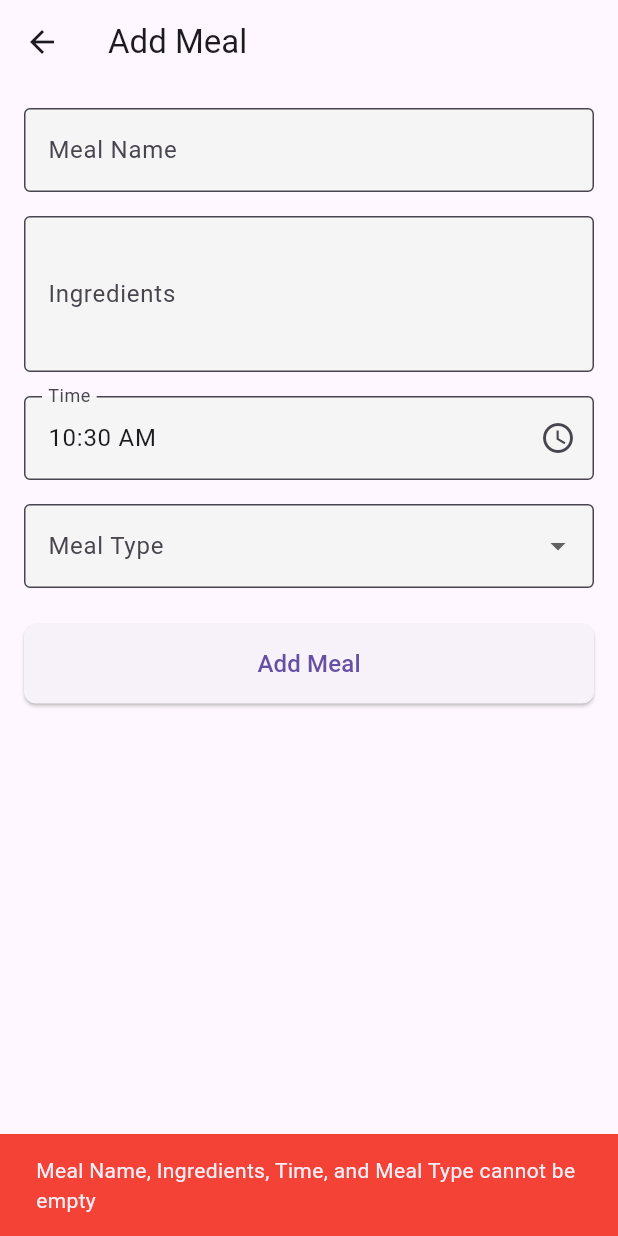
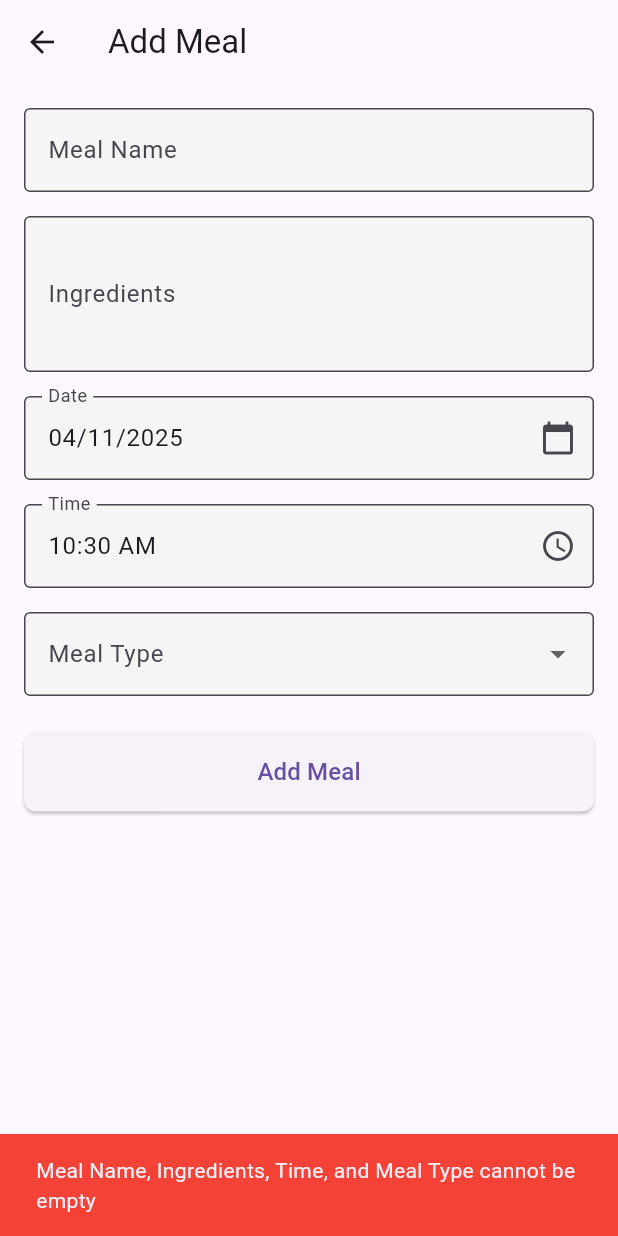
Before and after one commit to ainorjamal/meal_planner, a Flutter app: the AddMealScreen screen opened by its route, after a tap on "Add Meal", on a phone screen of 412 x 824 dp. Run offline on Flutter 3.47's test engine with Material 3 defaults, Android fonts, the light colour scheme and no system bars; our stand-ins replace cloud_firestore, firebase_auth, firebase_core, firebase_storage, fluttertoast, image_picker and 1 more; accounts and stored records are empty; network calls fail.

Commit message:
feat: added date in meal plan

```diff
--- a/lib/pages/home_screen.dart
+++ b/lib/pages/home_screen.dart
@@ -241,6 +241,20 @@ class _HomeScreenState extends State<HomeScreen> {
             final mealType = mealData['mealType'] ?? '';
             final isLogged = mealData['logged'] ?? false;
 
+            // Handle date, which might be a Timestamp or null
+            DateTime? date;
+            if (mealData['date'] != null) {
+              if (mealData['date'] is Timestamp) {
+                date = (mealData['date'] as Timestamp).toDate();
+              }
+            }
+
+            // Format date for display
+            final String dateStr =
+                date != null
+                    ? '${date.month}/${date.day}/${date.year}'
+                    : 'No date';
+
             // Get meal type icon
             IconData mealTypeIcon = _getMealTypeIcon(mealType);
 
@@ -287,12 +301,15 @@ class _HomeScreenState extends State<HomeScreen> {
                       action: SnackBarAction(
                         label: 'Undo',
                         onPressed: () async {
-                          // Attempt to re-add the deleted meal
+                          // Attempt to re-add the deleted meal with date
                           await _firestoreService.addMeal(
                             title: mealData['title'] ?? '',
                             description: mealData['description'] ?? '',
                             time: mealData['time'] ?? '',
                             mealType: mealData['mealType'],
+                            date:
+                                date ??
+                                DateTime.now(), // Use the saved date or default to now
                           );
                         },
                       ),
@@ -317,6 +334,17 @@ class _HomeScreenState extends State<HomeScreen> {
                     SizedBox(height: 4),
                     Row(
                       children: [
+                        Icon(
+                          Icons.calendar_today,
+                          size: 16,
+                          color: Colors.grey,
+                        ),
+                        SizedBox(width: 4),
+                        Text(
+                          dateStr,
+                          style: TextStyle(fontSize: 13, color: Colors.grey),
+                        ),
+                        SizedBox(width: 16),
                         Icon(Icons.access_time, size: 16, color: Colors.grey),
                         SizedBox(width: 4),
                         Text(
@@ -357,8 +385,6 @@ class _HomeScreenState extends State<HomeScreen> {
                   });
                 },
 
-                // Modify the trailing property in your ListTile within the _buildMealList() method
-                // Replace the existing trailing: IconButton(...) with this:
                 trailing: Row(
                   mainAxisSize: MainAxisSize.min,
                   children: [
@@ -374,6 +400,8 @@ class _HomeScreenState extends State<HomeScreen> {
                           'time': time,
                           'mealType': mealType,
                           'logged': isLogged,
+                          'date':
+                              mealData['date'], // Pass the date to the edit screen
                         };
 
                         Navigator.push(
@@ -433,13 +461,16 @@ class _HomeScreenState extends State<HomeScreen> {
                                 action: SnackBarAction(
                                   label: 'Undo',
                                   onPressed: () async {
-                                    // Attempt to re-add the deleted meal
+                                    // Attempt to re-add the deleted meal with date
                                     await _firestoreService.addMeal(
                                       title: mealData['title'] ?? '',
                                       description:
                                           mealData['description'] ?? '',
                                       time: mealData['time'] ?? '',
                                       mealType: mealData['mealType'],
+                                      date:
+                                          date ??
+                                          DateTime.now(), // Use the saved date or default to now
                                     );
                                   },
                                 ),
@@ -564,6 +595,20 @@ class _HomeScreenState extends State<HomeScreen> {
             final mealType = mealData['mealType'] ?? '';
             final isLogged = mealData['logged'] ?? false;
 
+            // Handle date, which might be a Timestamp or null
+            DateTime? date;
+            if (mealData['date'] != null) {
+              if (mealData['date'] is Timestamp) {
+                date = (mealData['date'] as Timestamp).toDate();
+              }
+            }
+
+            // Format date for display
+            final String dateStr =
+                date != null
+                    ? '${date.month}/${date.day}/${date.year}'
+                    : 'No date';
+
             // Get meal type icon
             IconData mealTypeIcon = _getMealTypeIcon(mealType);
 
@@ -580,6 +625,13 @@ class _HomeScreenState extends State<HomeScreen> {
                   SizedBox(height: 4),
                   Row(
                     children: [
+                      Icon(Icons.calendar_today, size: 16, color: Colors.grey),
+                      SizedBox(width: 4),
+                      Text(
+                        dateStr,
+                        style: TextStyle(fontSize: 13, color: Colors.grey),
+                      ),
+                      SizedBox(width: 16),
                       Icon(Icons.access_time, size: 16, color: Colors.grey),
                       SizedBox(width: 4),
                       Text(
@@ -625,8 +677,4 @@ class _HomeScreenState extends State<HomeScreen> {
       },
     );
   }
-
-  // Profile tab content
-
-  // Add this method to show the edit profile dialog
 }
--- a/lib/screens/add_meal_screen.dart
+++ b/lib/screens/add_meal_screen.dart
@@ -15,8 +15,10 @@ class _AddMealScreenState extends State<AddMealScreen> {
   final TextEditingController mealNameController = TextEditingController();
   final TextEditingController ingredientsController = TextEditingController();
   final TextEditingController timeController = TextEditingController();
+  final TextEditingController dateController = TextEditingController();
   String? _selectedMealType;
   TimeOfDay? _selectedTime;
+  DateTime _selectedDate = DateTime.now();
   final FirestoreService _firestoreService = FirestoreService();
 
   @override
@@ -28,6 +30,12 @@ class _AddMealScreenState extends State<AddMealScreen> {
       ingredientsController.text = widget.mealToEdit!['description'] ?? '';
       timeController.text = widget.mealToEdit!['time'] ?? '';
       _selectedMealType = widget.mealToEdit!['mealType'];
+
+      // Parse the date if it exists
+      if (widget.mealToEdit!['date'] != null) {
+        // The date is stored as a Timestamp in Firestore
+        _selectedDate = widget.mealToEdit!['date'].toDate();
+      }
 
       // Parse the time string if it exists
       if (widget.mealToEdit!['time'] != null &&
@@ -60,8 +68,9 @@ class _AddMealScreenState extends State<AddMealScreen> {
     // If no time was loaded or parsing failed, use current time
     _selectedTime ??= TimeOfDay.now();
 
-    // Update the text controller with the formatted time
+    // Update the text controllers
     _updateTimeController();
+    _updateDateController();
   }
 
   // Format time to display in the text field
@@ -73,6 +82,14 @@ class _AddMealScreenState extends State<AddMealScreen> {
       final String minute = _selectedTime!.minute.toString().padLeft(2, '0');
       timeController.text = '$hourIn12HourFormat:$minute $period';
     }
+  }
+
+  // Format date to display in the text field
+  void _updateDateController() {
+    final day = _selectedDate.day.toString().padLeft(2, '0');
+    final month = _selectedDate.month.toString().padLeft(2, '0');
+    final year = _selectedDate.year.toString();
+    dateController.text = '$month/$day/$year';
   }
 
   // Show time picker dialog
@@ -101,6 +118,35 @@ class _AddMealScreenState extends State<AddMealScreen> {
       setState(() {
         _selectedTime = pickedTime;
         _updateTimeController();
+      });
+    }
+  }
+
+  // Show date picker dialog
+  Future<void> _selectDate(BuildContext context) async {
+    final DateTime? pickedDate = await showDatePicker(
+      context: context,
+      initialDate: _selectedDate,
+      firstDate: DateTime(2020),
+      lastDate: DateTime(2030),
+      builder: (BuildContext context, Widget? child) {
+        return Theme(
+          data: Theme.of(context).copyWith(
+            colorScheme: ColorScheme.light(
+              primary: Theme.of(context).primaryColor,
+              onSurface:
+                  Theme.of(context).textTheme.bodyLarge?.color ?? Colors.black,
+            ),
+          ),
+          child: child!,
+        );
+      },
+    );
+
+    if (pickedDate != null && pickedDate != _selectedDate) {
+      setState(() {
+        _selectedDate = pickedDate;
+        _updateDateController();
       });
     }
   }
@@ -137,6 +183,23 @@ class _AddMealScreenState extends State<AddMealScreen> {
                 fillColor: isDarkMode ? Colors.grey[800] : Colors.grey[100],
               ),
               maxLines: 3, // Allow multiple lines for ingredients
+            ),
+            SizedBox(height: 16),
+            // Date field with picker
+            GestureDetector(
+              onTap: () => _selectDate(context),
+              child: AbsorbPointer(
+                child: TextField(
+                  controller: dateController,
+                  decoration: InputDecoration(
+                    labelText: 'Date',
+                    border: OutlineInputBorder(),
+                    filled: true,
+                    fillColor: isDarkMode ? Colors.grey[800] : Colors.grey[100],
+                    suffixIcon: Icon(Icons.calendar_today),
+                  ),
+                ),
+              ),
             ),
             SizedBox(height: 16),
             // Time field with picker
@@ -204,6 +267,7 @@ class _AddMealScreenState extends State<AddMealScreen> {
                       title: title,
                       description: description,
                       time: time,
+                      date: _selectedDate, // Pass the selected date
                       mealType: mealType,
                     );
                   } else {
@@ -213,6 +277,7 @@ class _AddMealScreenState extends State<AddMealScreen> {
                       title: title,
                       description: description,
                       time: time,
+                      date: _selectedDate, // Pass the selected date
                       mealType: mealType,
                       logged: widget.mealToEdit!['logged'] ?? false,
                     );
--- a/lib/screens/calendar_screen.dart
+++ b/lib/screens/calendar_screen.dart
@@ -1,6 +1,7 @@
+// ignore_for_file: use_key_in_widget_constructors, library_private_types_in_public_api, deprecated_member_use
+
 import 'package:flutter/material.dart';
 import 'package:table_calendar/table_calendar.dart';
-import 'package:flutter/material.dart';
 import '../screens/recipes_screen.dart';
 import '../screens/user_profile_screen.dart';
 
@@ -13,7 +14,7 @@ class _CalendarScreenState extends State<CalendarScreen> {
   CalendarFormat _calendarFormat = CalendarFormat.month;
   DateTime _focusedDay = DateTime.now();
   DateTime? _selectedDay;
-  int _currentIndex = 1; // Set to 1 for Calendar tab
+  final int _currentIndex = 1; // Set to 1 for Calendar tab
   bool _isDarkMode = false;
   Color primaryColor = Colors.green;
 
--- a/lib/services/firestore.dart
+++ b/lib/services/firestore.dart
@@ -23,10 +23,12 @@ class FirestoreService {
   }
 
   // CREATE
+  // CREATE
   Future<void> addMeal({
     required String title,
     required String description,
     required String time,
+    required DateTime date, // Added date parameter
     String? mealType,
   }) async {
     if (userId == null) throw Exception('User not authenticated');
@@ -34,6 +36,7 @@ class FirestoreService {
       'title': title,
       'description': description,
       'time': time,
+      'date': date, // Store the date in Firestore
       'mealType': mealType ?? '',
       'userId': userId,
       'logged': false,
@@ -47,6 +50,7 @@ class FirestoreService {
     required String title,
     required String description,
     required String time,
+    required DateTime date, // Added date parameter
     required bool logged,
     String? mealType,
     int? satisfaction,
@@ -58,9 +62,12 @@ class FirestoreService {
       'title': title,
       'description': description,
       'time': time,
+      'date': date, // Include date in the update
       'logged': logged,
       'userId': userId,
     };
+
+    // Include optional fields if they're provided
 
     await meals.doc(mealId).update(data);
   }
```
